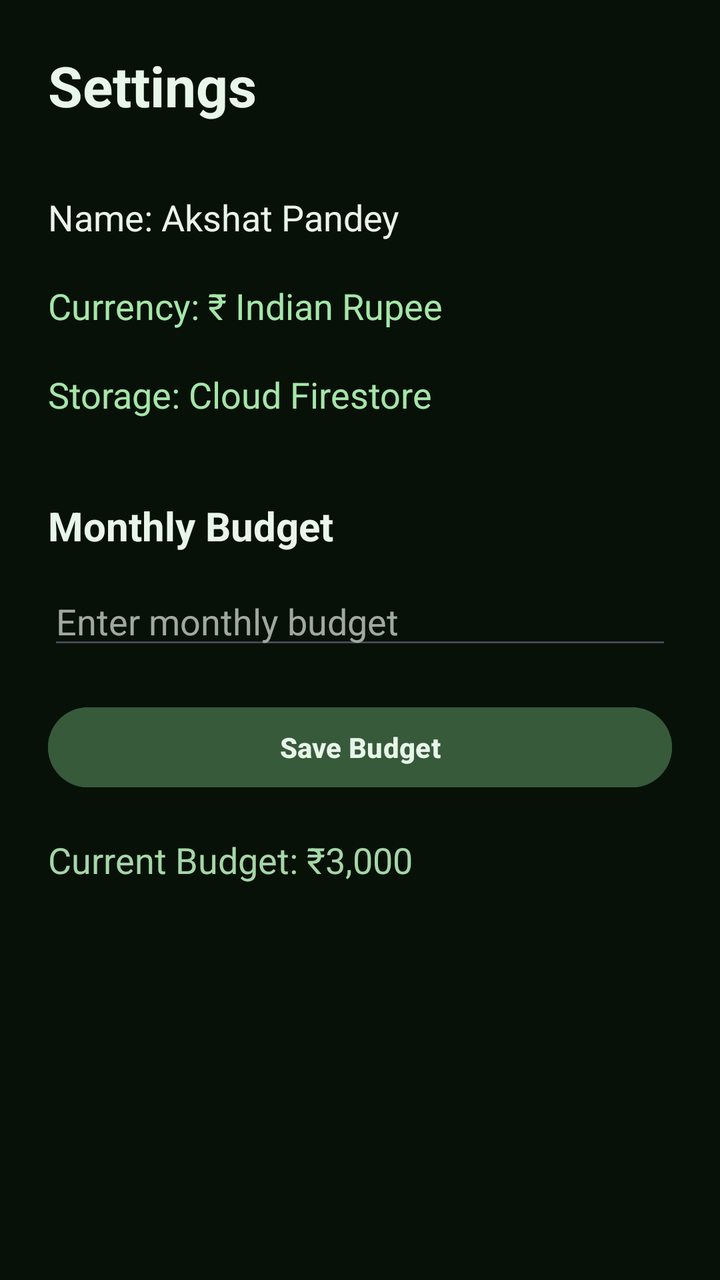
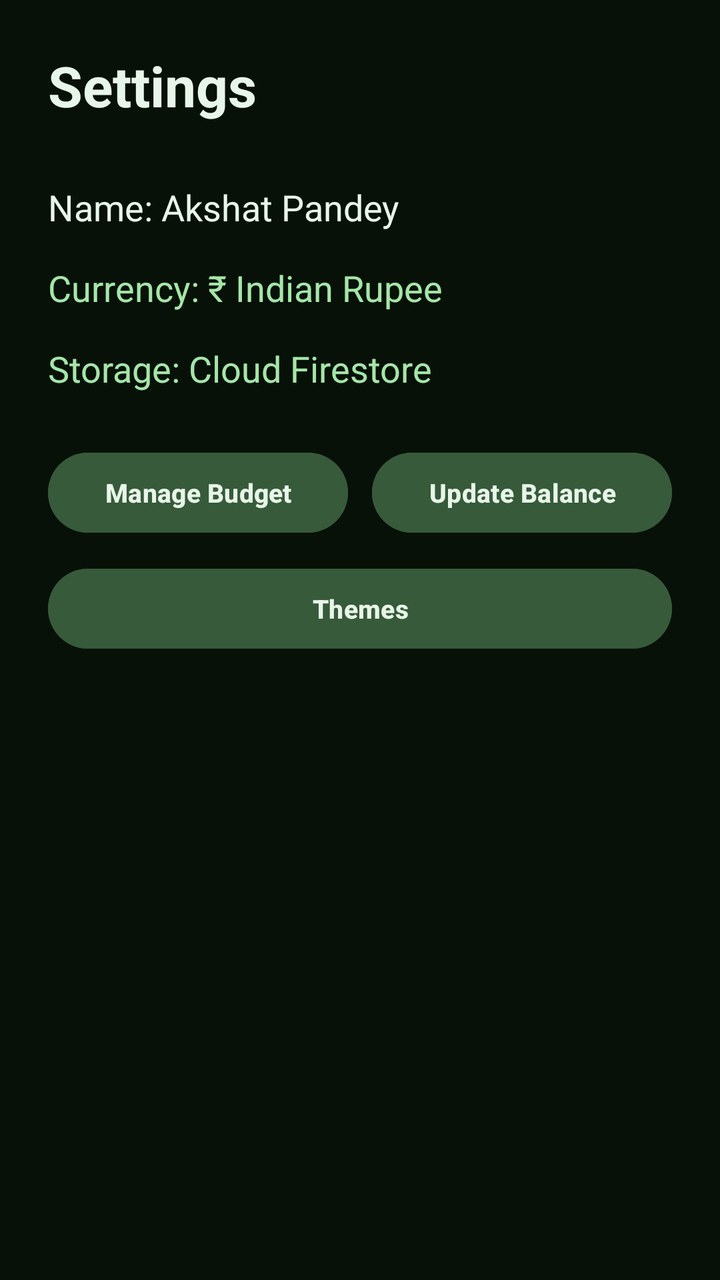

Screens rendered from an Android XML layout before and after an edit, with the pre-edit source and the edit as a unified diff.
<!-- AndroidManifest.xml: application theme Theme.CashFlow -->
<!-- res/layout/fragment_settings.xml -->
<?xml version="1.0" encoding="utf-8"?>
<LinearLayout
    xmlns:android="http://schemas.android.com/apk/res/android"
    android:layout_width="match_parent"
    android:layout_height="match_parent"
    android:orientation="vertical"
    android:padding="24dp"
    android:background="#071108">

    <TextView
        android:layout_width="wrap_content"
        android:layout_height="wrap_content"
        android:text="Settings"
        android:textColor="#E8F5E9"
        android:textSize="28sp"
        android:textStyle="bold" />

    <TextView
        android:id="@+id/tvSettingsName"
        android:layout_width="match_parent"
        android:layout_height="wrap_content"
        android:layout_marginTop="35dp"
        android:text="Name: Akshat Pandey"
        android:textColor="#E8F5E9"
        android:textSize="18sp" />

    <TextView
        android:id="@+id/tvSettingsCurrency"
        android:layout_width="match_parent"
        android:layout_height="wrap_content"
        android:layout_marginTop="20dp"
        android:text="Currency: ₹ Indian Rupee"
        android:textColor="#A5E6A8"
        android:textSize="18sp" />

    <TextView
        android:id="@+id/tvSettingsDatabase"
        android:layout_width="match_parent"
        android:layout_height="wrap_content"
        android:layout_marginTop="20dp"
        android:text="Storage: Cloud Firestore"
        android:textColor="#A5E6A8"
        android:textSize="18sp" />

    <TextView
        android:layout_width="wrap_content"
        android:layout_height="wrap_content"
        android:layout_marginTop="40dp"
        android:text="Monthly Budget"
        android:textColor="#E8F5E9"
        android:textSize="20sp"
        android:textStyle="bold" />

    <EditText
        android:id="@+id/etMonthlyBudget"
        android:layout_width="match_parent"
        android:layout_height="wrap_content"
        android:layout_marginTop="12dp"
        android:hint="Enter monthly budget"
        android:inputType="numberDecimal"
        android:textColor="#E8F5E9"
        android:textColorHint="#9EAA9F"
        android:textSize="18sp" />

    <Button
        android:id="@+id/btnSaveBudget"
        style="@style/CashFlowButton"
        android:layout_width="match_parent"
        android:layout_height="wrap_content"
        android:layout_marginTop="20dp"
        android:text="Save Budget" />

    <TextView
        android:id="@+id/tvCurrentBudget"
        android:layout_width="match_parent"
        android:layout_height="wrap_content"
        android:layout_marginTop="20dp"
        android:text="Current Budget: ₹3,000"
        android:textColor="#A5D6A7"
        android:textSize="18sp" />

</LinearLayout>
<!-- resources referenced by this layout -->
<resources>
  <style name="CashFlowButton" parent="Widget.Material3.Button">
          <item name="android:backgroundTint">#365A3A</item>
          <item name="android:textColor">#E8F5E9</item>
          <item name="android:textSize">14sp</item>
          <item name="android:textStyle">bold</item>
          <item name="android:minHeight">48dp</item>
          <item name="android:minWidth">0dp</item>
          <item name="android:paddingStart">8dp</item>
          <item name="android:paddingEnd">8dp</item>
      </style>
  <style name="Theme.CashFlow" parent="Base.Theme.CashFlow">
      </style>
  <style name="Base.Theme.CashFlow" parent="Theme.Material3.DayNight.NoActionBar">
          
      </style>
</resources>

<!-- the commit's change to res/layout/fragment_settings.xml (unified diff, before → after) -->
@@ -1,82 +1,287 @@
 <?xml version="1.0" encoding="utf-8"?>
-<LinearLayout
+<ScrollView
     xmlns:android="http://schemas.android.com/apk/res/android"
+    android:id="@+id/settingsScrollView"
     android:layout_width="match_parent"
     android:layout_height="match_parent"
-    android:orientation="vertical"
-    android:padding="24dp"
+    android:fillViewport="true"
     android:background="#071108">
 
-    <TextView
-        android:layout_width="wrap_content"
-        android:layout_height="wrap_content"
-        android:text="Settings"
-        android:textColor="#E8F5E9"
-        android:textSize="28sp"
-        android:textStyle="bold" />
-
-    <TextView
-        android:id="@+id/tvSettingsName"
+    <LinearLayout
+        android:id="@+id/settingsContainer"
         android:layout_width="match_parent"
         android:layout_height="wrap_content"
-        android:layout_marginTop="35dp"
-        android:text="Name: Akshat Pandey"
-        android:textColor="#E8F5E9"
-        android:textSize="18sp" />
-
-    <TextView
-        android:id="@+id/tvSettingsCurrency"
-        android:layout_width="match_parent"
-        android:layout_height="wrap_content"
-        android:layout_marginTop="20dp"
-        android:text="Currency: ₹ Indian Rupee"
-        android:textColor="#A5E6A8"
-        android:textSize="18sp" />
-
-    <TextView
-        android:id="@+id/tvSettingsDatabase"
-        android:layout_width="match_parent"
-        android:layout_height="wrap_content"
-        android:layout_marginTop="20dp"
-        android:text="Storage: Cloud Firestore"
-        android:textColor="#A5E6A8"
-        android:textSize="18sp" />
-
-    <TextView
-        android:layout_width="wrap_content"
-        android:layout_height="wrap_content"
-        android:layout_marginTop="40dp"
-        android:text="Monthly Budget"
-        android:textColor="#E8F5E9"
-        android:textSize="20sp"
-        android:textStyle="bold" />
-
-    <EditText
-        android:id="@+id/etMonthlyBudget"
-        android:layout_width="match_parent"
-        android:layout_height="wrap_content"
-        android:layout_marginTop="12dp"
-        android:hint="Enter monthly budget"
-        android:inputType="numberDecimal"
-        android:textColor="#E8F5E9"
-        android:textColorHint="#9EAA9F"
-        android:textSize="18sp" />
-
-    <Button
-        android:id="@+id/btnSaveBudget"
-        style="@style/CashFlowButton"
-        android:layout_width="match_parent"
-        android:layout_height="wrap_content"
-        android:layout_marginTop="20dp"
-        android:text="Save Budget" />
-
-    <TextView
-        android:id="@+id/tvCurrentBudget"
-        android:layout_width="match_parent"
-        android:layout_height="wrap_content"
-        android:layout_marginTop="20dp"
-        android:text="Current Budget: ₹3,000"
-        android:textColor="#A5D6A7"
-        android:textSize="18sp" />
-
-</LinearLayout>
+        android:orientation="vertical"
+        android:padding="24dp">
+
+        <TextView
+            android:id="@+id/tvSettingsTitle"
+            android:layout_width="wrap_content"
+            android:layout_height="wrap_content"
+            android:text="Settings"
+            android:textColor="#E8F5E9"
+            android:textSize="28sp"
+            android:textStyle="bold" />
+
+        <TextView
+            android:id="@+id/tvSettingsName"
+            android:layout_width="match_parent"
+            android:layout_height="wrap_content"
+            android:layout_marginTop="30dp"
+            android:text="Name: Akshat Pandey"
+            android:textColor="#E8F5E9"
+            android:textSize="18sp" />
+
+        <TextView
+            android:id="@+id/tvSettingsCurrency"
+            android:layout_width="match_parent"
+            android:layout_height="wrap_content"
+            android:layout_marginTop="16dp"
+            android:text="Currency: ₹ Indian Rupee"
+            android:textColor="#A5E6A8"
+            android:textSize="18sp" />
+
+        <TextView
+            android:id="@+id/tvSettingsDatabase"
+            android:layout_width="match_parent"
+            android:layout_height="wrap_content"
+            android:layout_marginTop="16dp"
+            android:text="Storage: Cloud Firestore"
+            android:textColor="#A5E6A8"
+            android:textSize="18sp" />
+
+        
+        <LinearLayout
+            android:layout_width="match_parent"
+            android:layout_height="wrap_content"
+            android:layout_marginTop="26dp"
+            android:orientation="vertical">
+
+            <LinearLayout
+                android:layout_width="match_parent"
+                android:layout_height="48dp"
+                android:orientation="horizontal">
+
+                <Button
+                    android:id="@+id/btnOptionManageBudget"
+                    style="@style/CashFlowButton"
+                    android:layout_width="0dp"
+                    android:layout_height="match_parent"
+                    android:layout_weight="1"
+                    android:layout_marginEnd="6dp"
+                    android:text="Manage Budget"
+                    android:textSize="13sp" />
+
+                <Button
+                    android:id="@+id/btnOptionUpdateBalance"
+                    style="@style/CashFlowButton"
+                    android:layout_width="0dp"
+                    android:layout_height="match_parent"
+                    android:layout_weight="1"
+                    android:layout_marginStart="6dp"
+                    android:text="Update Balance"
+                    android:textSize="13sp" />
+
+            </LinearLayout>
+
+            <Button
+                android:id="@+id/btnOptionThemes"
+                style="@style/CashFlowButton"
+                android:layout_width="match_parent"
+                android:layout_height="48dp"
+                android:layout_marginTop="10dp"
+                android:text="Themes"
+                android:textSize="13sp" />
+
+        </LinearLayout>
+
+        
+        <LinearLayout
+            android:id="@+id/layoutManageBudget"
+            android:layout_width="match_parent"
+            android:layout_height="wrap_content"
+            android:layout_marginTop="24dp"
+            android:orientation="vertical"
+            android:visibility="gone">
+
+            <TextView
+                android:id="@+id/tvManageBudgetTitle"
+                android:layout_width="wrap_content"
+                android:layout_height="wrap_content"
+                android:text="Monthly Budget"
+                android:textColor="#E8F5E9"
+                android:textSize="20sp"
+                android:textStyle="bold" />
+
+            <TextView
+                android:id="@+id/tvCurrentBudget"
+                android:layout_width="match_parent"
+                android:layout_height="wrap_content"
+                android:layout_marginTop="10dp"
+                android:text="Current Budget: ₹3,000"
+                android:textColor="#A5D6A7"
+                android:textSize="18sp" />
+
+            <EditText
+                android:id="@+id/etMonthlyBudget"
+                android:layout_width="match_parent"
+                android:layout_height="wrap_content"
+                android:layout_marginTop="14dp"
+                android:hint="Enter monthly budget"
+                android:inputType="numberDecimal"
+                android:textColor="#E8F5E9"
+                android:textColorHint="#9EAA9F"
+                android:textSize="18sp" />
+
+            <Button
+                android:id="@+id/btnSaveBudget"
+                style="@style/CashFlowButton"
+                android:layout_width="match_parent"
+                android:layout_height="50dp"
+                android:layout_marginTop="18dp"
+                android:text="Save Budget" />
+
+        </LinearLayout>
+
+        
+        <LinearLayout
+            android:id="@+id/layoutUpdateBalance"
+            android:layout_width="match_parent"
+            android:layout_height="wrap_content"
+            android:layout_marginTop="24dp"
+            android:orientation="vertical"
+            android:visibility="gone">
+
+            <TextView
+                android:id="@+id/tvUpdateBalanceTitle"
+                android:layout_width="wrap_content"
+                android:layout_height="wrap_content"
+                android:text="Update Balance"
+                android:textColor="#E8F5E9"
+                android:textSize="20sp"
+                android:textStyle="bold" />
+
+            <TextView
+                android:id="@+id/tvCurrentBalanceSettings"
+                android:layout_width="match_parent"
+                android:layout_height="wrap_content"
+                android:layout_marginTop="10dp"
+                android:text="Current Balance: ₹0"
+                android:textColor="#A5D6A7"
+                android:textSize="18sp" />
+
+            <EditText
+                android:id="@+id/etNewBalance"
+                android:layout_width="match_parent"
+                android:layout_height="wrap_content"
+                android:layout_marginTop="14dp"
+                android:hint="Enter new balance"
+                android:inputType="numberDecimal|numberSigned"
+                android:textColor="#E8F5E9"
+                android:textColorHint="#9EAA9F"
+                android:textSize="18sp" />
+
+            <Button
+                android:id="@+id/btnSaveBalance"
+                style="@style/CashFlowButton"
+                android:layout_width="match_parent"
+                android:layout_height="50dp"
+                android:layout_marginTop="18dp"
+                android:text="Save Balance" />
+
+        </LinearLayout>
+
+        
+        <LinearLayout
+            android:id="@+id/layoutThemes"
+            android:layout_width="match_parent"
+            android:layout_height="wrap_content"
+            android:layout_marginTop="24dp"
+            android:orientation="vertical"
+            android:visibility="gone">
+
+            <TextView
+                android:id="@+id/tvThemesHeading"
+                android:layout_width="wrap_content"
+                android:layout_height="wrap_content"
+                android:text="Choose Theme (VIBGYOR)"
+                android:textColor="#E8F5E9"
+                android:textSize="20sp"
+                android:textStyle="bold" />
+
+            <RadioGroup
+                android:id="@+id/rgThemes"
+                android:layout_width="match_parent"
+                android:layout_height="wrap_content"
+                android:layout_marginTop="14dp">
+
+                <RadioButton
+                    android:id="@+id/rbViolet"
+                    android:layout_width="match_parent"
+                    android:layout_height="wrap_content"
+                    android:paddingVertical="8dp"
+                    android:text="Violet"
+                    android:textColor="#E8F5E9"
+                    android:textSize="17sp" />
+
+                <RadioButton
+                    android:id="@+id/rbIndigo"
+                    android:layout_width="match_parent"
+                    android:layout_height="wrap_content"
+                    android:paddingVertical="8dp"
+                    android:text="Indigo"
+                    android:textColor="#E8F5E9"
+                    android:textSize="17sp" />
+
+                <RadioButton
+                    android:id="@+id/rbBlue"
+                    android:layout_width="match_parent"
+                    android:layout_height="wrap_content"
+                    android:paddingVertical="8dp"
+                    android:text="Blue"
+                    android:textColor="#E8F5E9"
+                    android:textSize="17sp" />
+
+                <RadioButton
+                    android:id="@+id/rbGreen"
+                    android:layout_width="match_parent"
+                    android:layout_height="wrap_content"
+                    android:paddingVertical="8dp"
+                    android:text="Green (Default)"
+                    android:textColor="#E8F5E9"
+                    android:textSize="17sp" />
+
+                <RadioButton
+                    android:id="@+id/rbYellow"
+                    android:layout_width="match_parent"
+                    android:layout_height="wrap_content"
+                    android:paddingVertical="8dp"
+                    android:text="Yellow"
+                    android:textColor="#E8F5E9"
+                    android:textSize="17sp" />
+
+                <RadioButton
+                    android:id="@+id/rbOrange"
+                    android:layout_width="match_parent"
+                    android:layout_height="wrap_content"
+                    android:paddingVertical="8dp"
+                    android:text="Orange"
+                    android:textColor="#E8F5E9"
+                    android:textSize="17sp" />
+
+                <RadioButton
+                    android:id="@+id/rbRed"
+                    android:layout_width="match_parent"
+                    android:layout_height="wrap_content"
+                    android:paddingVertical="8dp"
+                    android:text="Red"
+                    android:textColor="#E8F5E9"
+                    android:textSize="17sp" />
+
+            </RadioGroup>
+
+        </LinearLayout>
+
+    </LinearLayout>
+
+</ScrollView>
